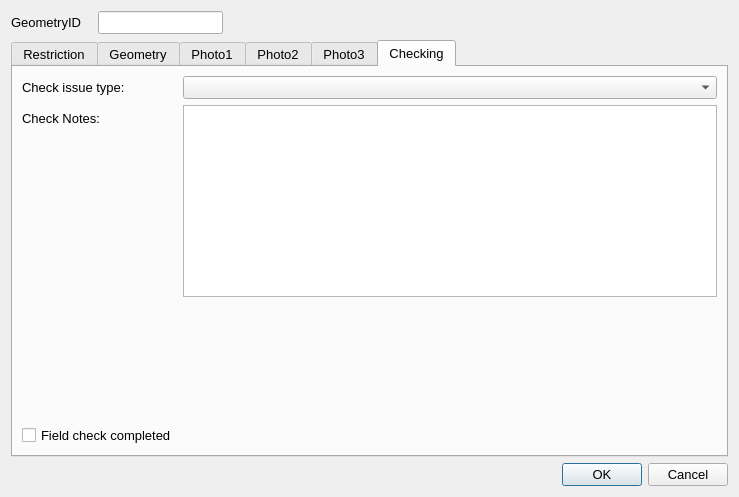
Before: the Qt Designer form ui/Bus_Shelter.ui in tlh22/demandForm, drawn with Qt 5.
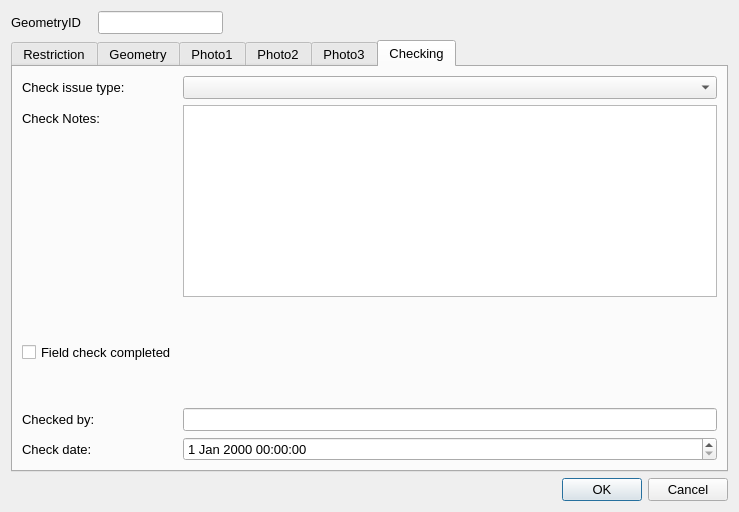
After: the same form once the commit is applied. The open tabs and pages were chosen to show the change. Icons and pictures are not drawn.

Patch:
```diff
--- a/ui/Bus_Shelter.ui
+++ b/ui/Bus_Shelter.ui
@@ -7,7 +7,7 @@
     <x>0</x>
     <y>0</y>
     <width>739</width>
-    <height>497</height>
+    <height>512</height>
    </rect>
   </property>
   <property name="sizePolicy">
@@ -516,6 +516,39 @@
          </property>
         </spacer>
        </item>
+       <item row="7" column="0">
+        <widget class="QLabel" name="label_6">
+         <property name="text">
+          <string>Check date:</string>
+         </property>
+        </widget>
+       </item>
+       <item row="4" column="0">
+        <spacer name="verticalSpacer_3">
+         <property name="orientation">
+          <enum>Qt::Vertical</enum>
+         </property>
+         <property name="sizeHint" stdset="0">
+          <size>
+           <width>20</width>
+           <height>10</height>
+          </size>
+         </property>
+        </spacer>
+       </item>
+       <item row="7" column="1">
+        <widget class="QDateTimeEdit" name="Last_MHTC_Check_UpdateDateTime"/>
+       </item>
+       <item row="6" column="1">
+        <widget class="QLineEdit" name="Last_MHTC_Check_UpdatePerson"/>
+       </item>
+       <item row="6" column="0">
+        <widget class="QLabel" name="label_3">
+         <property name="text">
+          <string>Checked by:</string>
+         </property>
+        </widget>
+       </item>
       </layout>
      </widget>
     </widget>
```
